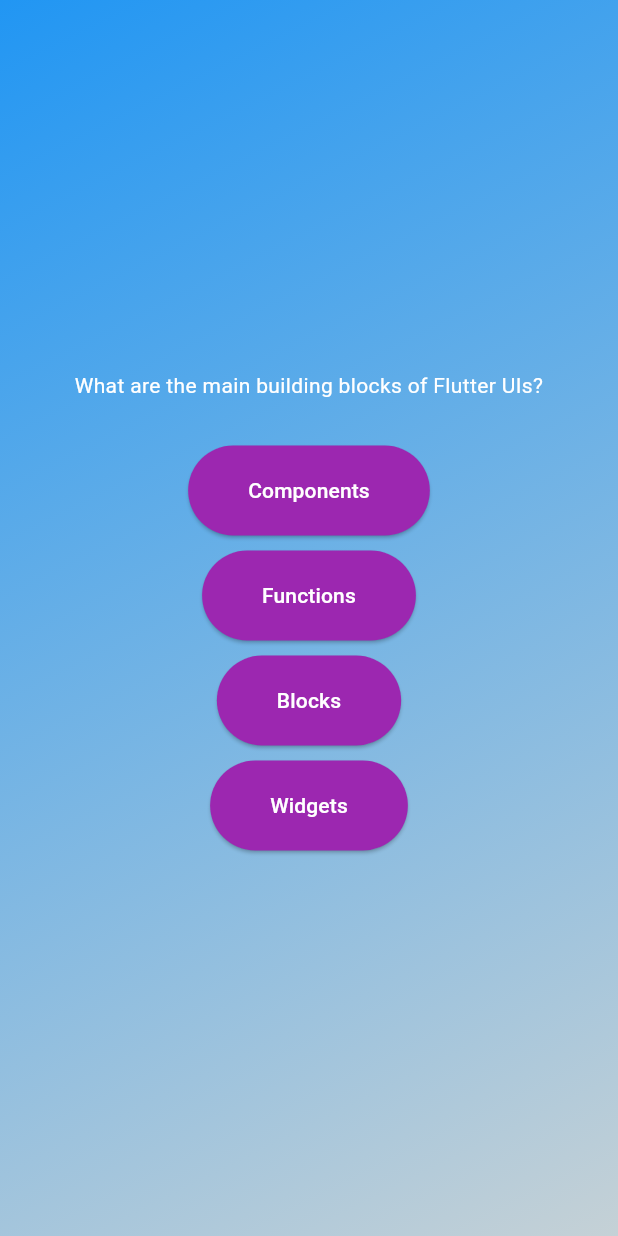
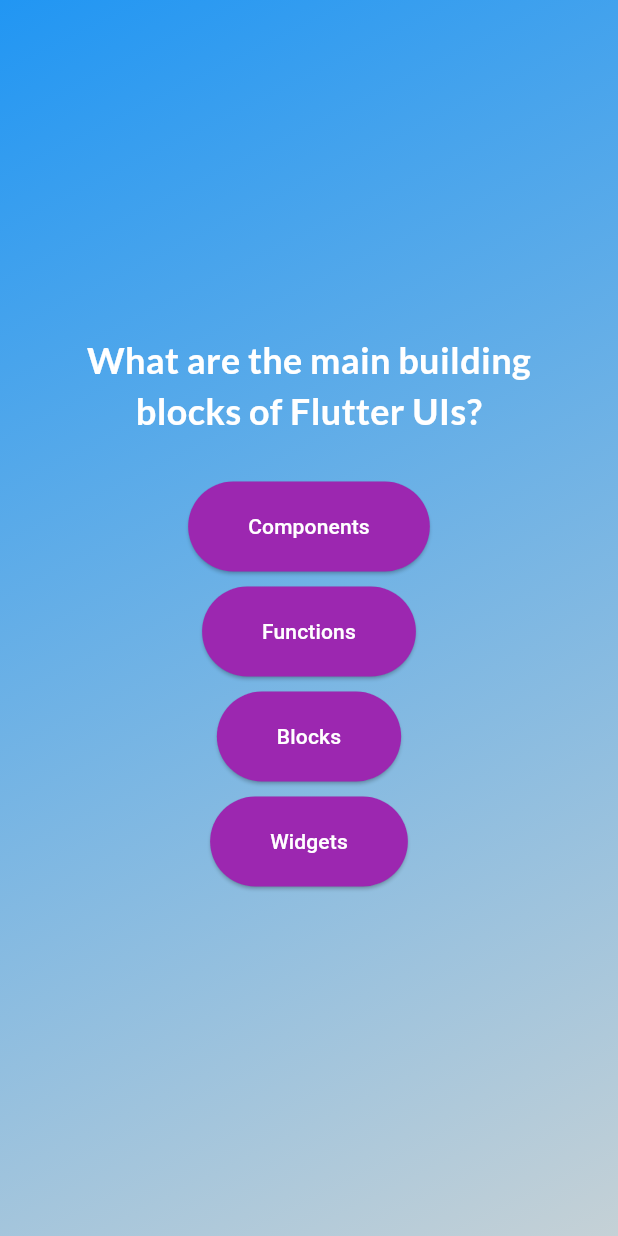
Before and after one commit to maonyanta/udemy-quiz-app, a Flutter app: the screen it shows after launch, after a tap on "Start Quiz", on a phone screen of 412 x 824 dp. Run offline on Flutter 3.47's test engine with Material 3 defaults, Android fonts, the light colour scheme and no system bars; our stand-ins replace google_fonts.

Commit message:
76. add google fonts

```diff
--- a/lib/questions_screen.dart
+++ b/lib/questions_screen.dart
@@ -1,4 +1,6 @@
 import 'package:flutter/material.dart';
+import 'package:google_fonts/google_fonts.dart';
+
 import 'package:udemy_quiz_app/answer_button.dart';
 import 'package:udemy_quiz_app/data/questions.dart';
 
@@ -34,9 +36,11 @@
           children: [
             Text(
               currentQuestion.text,
-              style: const TextStyle(
+              style: GoogleFonts.lato(
                 color: Colors.white,
-              ),
+                fontSize: 24,
+                fontWeight: FontWeight.bold,
+                ),
               textAlign: TextAlign.center,
             ),
             const SizedBox(height: 30),
--- a/pubspec.yaml
+++ b/pubspec.yaml
@@ -35,6 +35,7 @@
   # The following adds the Cupertino Icons font to your application.
   # Use with the CupertinoIcons class for iOS style icons.
   cupertino_icons: ^1.0.6
+  google_fonts: ^6.2.1
 
 dev_dependencies:
   flutter_test:
```
Also changed, not shown: pubspec.lock, 1 other file.
